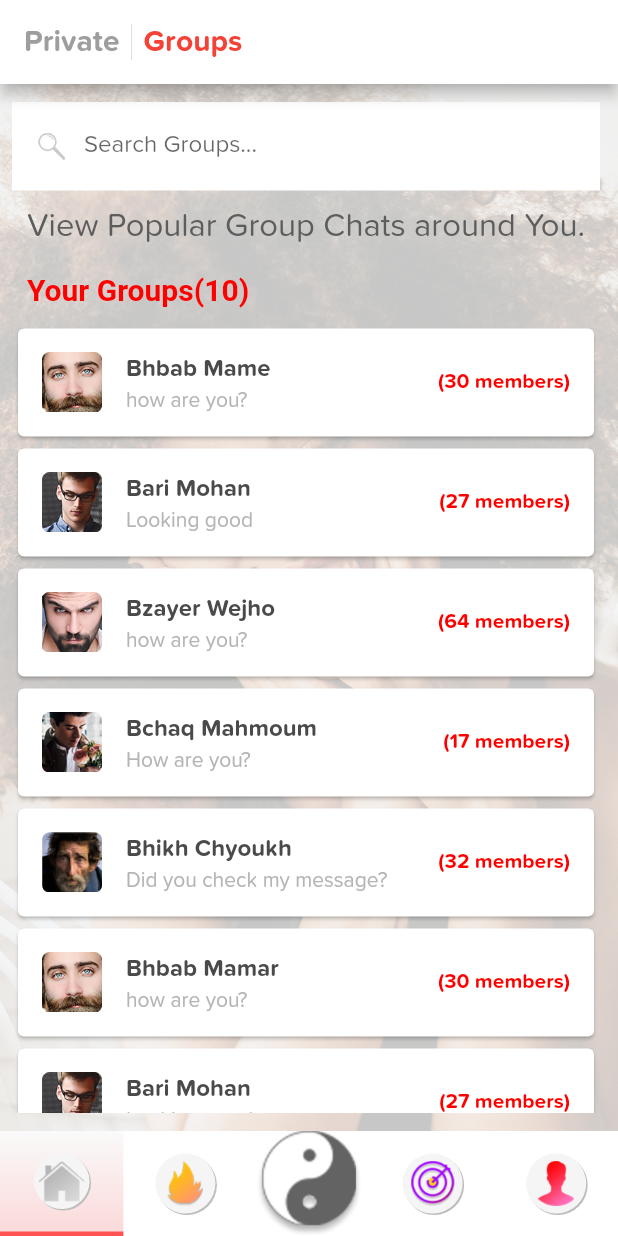
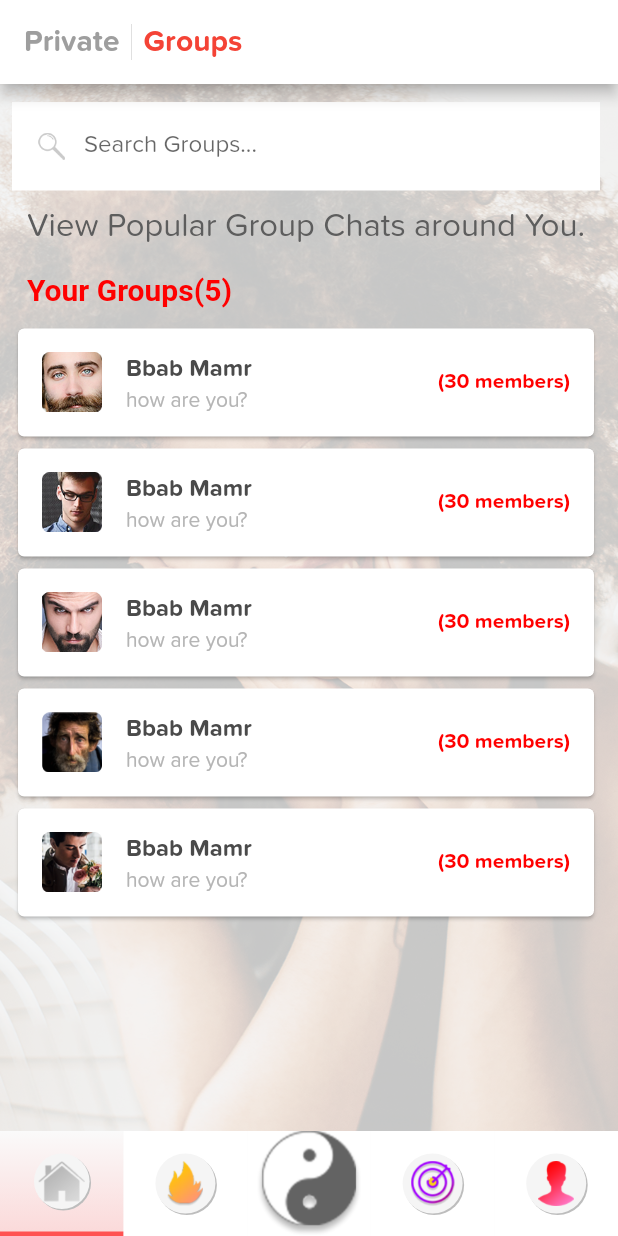
Before and after one commit to Sigilai5/YingYang, a Flutter app: the screen it shows after launch, after a tap on "Groups", on a phone screen of 412 x 824 dp. Run offline on Flutter 3.47's test engine with Material 2 defaults, Android fonts, the phone set to English and light mode, and no system bars; our stand-ins replace font_awesome_flutter, hexcolor; Roboto replaces fonts that are missing (Arial).

Commit message:
added data for group class

```diff
--- a/lib/models/GroupModel.dart
+++ b/lib/models/GroupModel.dart
@@ -1,12 +1,14 @@
 class GroupData {
-  String title;
-  String subtitle;
+  String name;
+  String message;
   String pic;
+  int members;
 
   GroupData({
-    this.title,
-    this.subtitle,
-    this.pic
+    this.name,
+    this.message,
+    this.pic,
+    this.members,
   });
 
 }
--- a/lib/models/PrivateModel.dart
+++ b/lib/models/PrivateModel.dart
@@ -1,12 +1,12 @@
 class PrivateData {
-  String title;
-  String subtitle;
+  String name;
+  String message;
   String pic;
 
   PrivateData({
-   this.title,
-   this.subtitle,
-   this.pic
+   this.name,
+   this.message,
+   this.pic,
 });
 
 }
--- a/lib/modules/group.dart
+++ b/lib/modules/group.dart
@@ -11,11 +11,36 @@ class Group extends StatefulWidget {
 }
 
 class _DashboardState extends State<Group> {
+  List<GroupData> groupDataList = [
+    GroupData(
+        name: 'Bbab Mamr',
+        message: 'how are you?',
+        pic: 'assets/images/Layer_74.png',
+        members: 30),
+    GroupData(
+        name: 'Bbab Mamr',
+        message: 'how are you?',
+        pic: 'assets/images/Layer_75.png',
+        members: 30),
+    GroupData(
+        name: 'Bbab Mamr',
+        message: 'how are you?',
+        pic: 'assets/images/Layer_76.png',
+        members: 30),
+    GroupData(
+        name: 'Bbab Mamr',
+        message: 'how are you?',
+        pic: 'assets/images/Layer_78-hdpi.png',
+        members: 30),
+    GroupData(
+        name: 'Bbab Mamr',
+        message: 'how are you?',
+        pic: 'assets/images/Layer_77-xhdpi.png',
+        members: 30),
+  ];
 
   @override
   Widget build(BuildContext context) {
-    var size = MediaQuery.of(context).size;
-
     return MaterialApp(
       theme: ThemeData(
           fontFamily: 'Proxima', appBarTheme: AppBarTheme(color: Colors.white)),
@@ -99,7 +124,7 @@ class _DashboardState extends State<Group> {
                     Padding(
                       padding: const EdgeInsets.all(10.0),
                       child: Text(
-                        groups_count,
+                        'Your Groups(${groupDataList.length})',
                         style: TextStyle(
                           fontSize: 20,
                           fontFamily: 'Arial',
@@ -112,38 +137,43 @@ class _DashboardState extends State<Group> {
                 ),
                 Expanded(
                   child: Container(
-                    child: ListView.builder(
-                      itemCount: titles.length,
-                      itemBuilder: (context, index) {
+                    child: ListView(
+                        children: groupDataList.map((item) {
                       return Card(
-                          child: ListTile(
+                        child: Container(
+                          width: 230.0,
+                          child: Column(
+                            children: [
+                              ListTile(
                                 title: Text(
-                              titles[index],
+                                  '${item.name}',
                                   style: TextStyle(
                                       fontWeight: FontWeight.bold,
                                       color: Hexcolor('#4a4a4a')),
                                 ),
                                 subtitle: Text(
-                              subtitles[index],
+                                  '${item.message}',
                                   overflow: TextOverflow.ellipsis,
                                   style: TextStyle(color: Hexcolor('#b5b5b5')),
                                 ),
                                 leading: Image.asset(
-                              leadings[index],
+                                  '${item.pic}',
                                   height: 40,
                                   width: 40,
                                 ),
                                 trailing: Text(
-                              trailing[index],
+                                  '(${item.members} members)',
                                   style: TextStyle(
                                     color: Hexcolor('#ff0000'),
                                     fontWeight: FontWeight.bold,
                                   ),
                                 ),
                               ),
+                            ],
+                          ),
+                        ),
                       );
-                      },
-                    ),
+                    }).toList()),
                   ),
                 )
               ],
@@ -155,54 +185,3 @@ class _DashboardState extends State<Group> {
     );
   }
 }
-
-final titles = [
-  'Bhbab Mame',
-  'Bari Mohan',
-  'Bzayer Wejho',
-  'Bchaq Mahmoum',
-  'Bhikh Chyoukh',
-  'Bhbab Mamar',
-  'Bari Mohan',
-  'Bzayer Wejho',
-  'Bchaq Mahmoum',
-  'Bhikh Chyoukh'
-];
-final subtitles = [
-  'how are you?',
-  'Looking good',
-  'how are you?',
-  'How are you?',
-  'Did you check my message?',
-  'how are you?',
-  'Looking good',
-  'how are you?',
-  'How are you?',
-  'Did you check my message?'
-];
-final leadings = [
-  'assets/images/Layer_74.png',
-  'assets/images/Layer_75.png',
-  'assets/images/Layer_76.png',
-  'assets/images/Layer_77-xhdpi.png',
-  'assets/images/Layer_78-hdpi.png',
-  'assets/images/Layer_74.png',
-  'assets/images/Layer_75.png',
-  'assets/images/Layer_76.png',
-  'assets/images/Layer_77-xhdpi.png',
-  'assets/images/Layer_78-hdpi.png'
-];
-final messages = titles.length;
-String groups_count = 'Your Groups($messages)';
-final trailing = [
-  "(30 members)",
-  "(27 members)",
-  "(64 members)",
-  "(17 members)",
-  "(32 members)",
-  "(30 members)",
-  "(27 members)",
-  "(64 members)",
-  "(17 members)",
-  "(32 members)",
-];
--- a/lib/modules/private.dart
+++ b/lib/modules/private.dart
@@ -6,45 +6,37 @@ import 'package:flutter/painting.dart';
 import 'package:hexcolor/hexcolor.dart';
 
 class Private extends StatefulWidget {
-
   @override
   _DashboardState createState() => _DashboardState();
 }
 
 class _DashboardState extends State<Private> {
-  List<PrivateData> personDataList = [
+  List<PrivateData> privateDataList = [
     PrivateData(
-          title: 'Bbab Mamr',
-          subtitle: 'how are you?',
-          pic: 'assets/images/Layer_74.png'
-        ),
+        name: 'Bbab Mamr',
+        message: 'how are you?',
+        pic: 'assets/images/Layer_74.png'),
     PrivateData(
-        title: 'Bari Mohan',
-        subtitle: 'Looking good',
-        pic: 'assets/images/Layer_75.png'
-    ),
+        name: 'Bari Mohan',
+        message: 'Looking good',
+        pic: 'assets/images/Layer_75.png'),
     PrivateData(
-        title: 'Bzayer Wejho',
-        subtitle: 'Where is Mary?',
-        pic: 'assets/images/Layer_76.png'
-    ),
+        name: 'Bzayer Wejho',
+        message: 'Where is Mary?',
+        pic: 'assets/images/Layer_76.png'),
     PrivateData(
-        title: 'Bchaq Mahmoum',
-        subtitle: 'Just do it',
-        pic: 'assets/images/Layer_77-xhdpi.png'
-    ),
+        name: 'Bchaq Mahmoum',
+        message: 'Just do it',
+        pic: 'assets/images/Layer_77-xhdpi.png'),
     PrivateData(
-        title: 'Bhikh Chyoukh',
-        subtitle: 'You love Chelsea?',
-        pic: 'assets/images/Layer_78-hdpi.png'
-    ),
+        name: 'Bhikh Chyoukh',
+        message: 'You love Chelsea?',
+        pic: 'assets/images/Layer_78-hdpi.png'),
     PrivateData(
-        title: 'Bchaq Mahmoum',
-        subtitle: 'I saw her today',
-        pic: 'assets/images/Layer_77-xhdpi.png'
-    ),
+        name: 'Bchaq Mahmoum',
+        message: 'I saw her today',
+        pic: 'assets/images/Layer_77-xhdpi.png'),
   ];
-
 
   @override
   Widget build(BuildContext context) {
@@ -96,8 +88,7 @@ class _DashboardState extends State<Private> {
           child: Padding(
             padding:
                 const EdgeInsets.only(left: 8, right: 12, top: 12, bottom: 12),
-            child: Column(
-              children: <Widget>[
+            child: Column(children: <Widget>[
               TextFormField(
                 decoration: InputDecoration(
                   labelText: "Search Matches...",
@@ -114,7 +105,6 @@ class _DashboardState extends State<Private> {
                   ),
                 ),
               ),
-
               Row(
                 children: <Widget>[
                   Padding(
@@ -140,21 +130,21 @@ class _DashboardState extends State<Private> {
                         child: ListView(
                             // This next line does the trick.
                             scrollDirection: Axis.horizontal,
-                                children: personDataList.map((item){
-                                  return   Card(
+                            children: privateDataList.map((item) {
+                              return Card(
                                 child: Container(
                                   width: 230.0,
                                   child: Column(
                                     children: [
                                       ListTile(
                                         title: Text(
-                                              '${item.title}',
+                                          '${item.name}',
                                           style: TextStyle(
                                               fontWeight: FontWeight.bold,
                                               color: Hexcolor('#4a4a4a')),
                                         ),
                                         subtitle: Text(
-                                              '${item.subtitle}',
+                                          '${item.message}',
                                           overflow: TextOverflow.ellipsis,
                                           style: TextStyle(
                                               color: Hexcolor('#b5b5b5')),
@@ -175,14 +165,12 @@ class _DashboardState extends State<Private> {
                   ],
                 ),
               ),
-
-
               Row(
                 children: <Widget>[
                   Padding(
                     padding: const EdgeInsets.all(10.0),
                     child: Text(
-                      'Messages(${personDataList.length})',
+                      'Messages(${privateDataList.length})',
                       style: TextStyle(
                         fontSize: 20,
                         fontFamily: 'Arial',
@@ -196,24 +184,23 @@ class _DashboardState extends State<Private> {
               Expanded(
                 child: Container(
                   child: ListView(
-                      children: personDataList.map((item){
-                        return   Card(
+                      children: privateDataList.map((item) {
+                    return Card(
                       child: Container(
                         width: 230.0,
                         child: Column(
                           children: [
                             ListTile(
                               title: Text(
-                                    '${item.title}',
+                                '${item.name}',
                                 style: TextStyle(
                                     fontWeight: FontWeight.bold,
                                     color: Hexcolor('#4a4a4a')),
                               ),
                               subtitle: Text(
-                                    '${item.subtitle}',
+                                '${item.message}',
                                 overflow: TextOverflow.ellipsis,
-                                    style: TextStyle(
-                                        color: Hexcolor('#b5b5b5')),
+                                style: TextStyle(color: Hexcolor('#b5b5b5')),
                               ),
                               leading: Image.asset(
                                 '${item.pic}',
@@ -228,11 +215,7 @@ class _DashboardState extends State<Private> {
                   }).toList()),
                 ),
               )
-
-          ]
-
-        ),
-
+            ]),
           ),
         ),
         bottomNavigationBar: BottomNav(),
```
Lines whose indentation alone changed are shown as unchanged.
